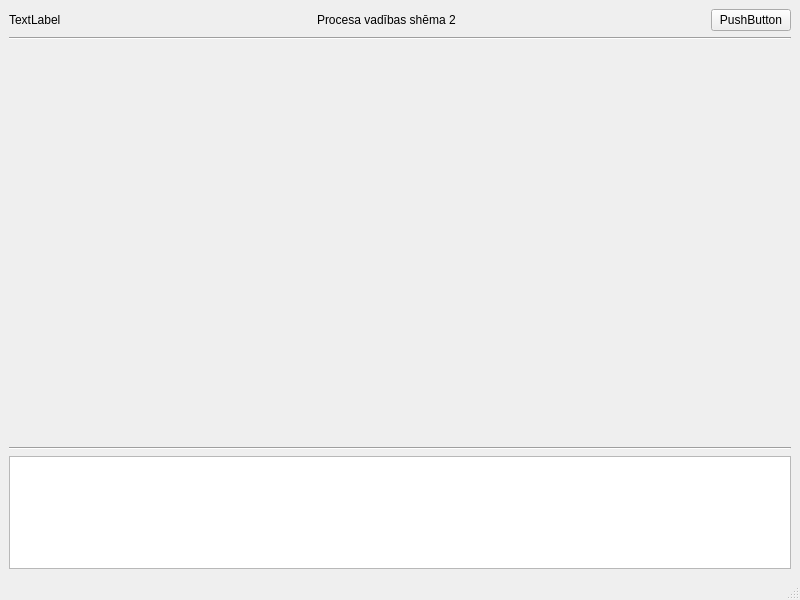
Above: procui2.ui from kasarkonic/Sauka1 before the change. Below: the same form after it.
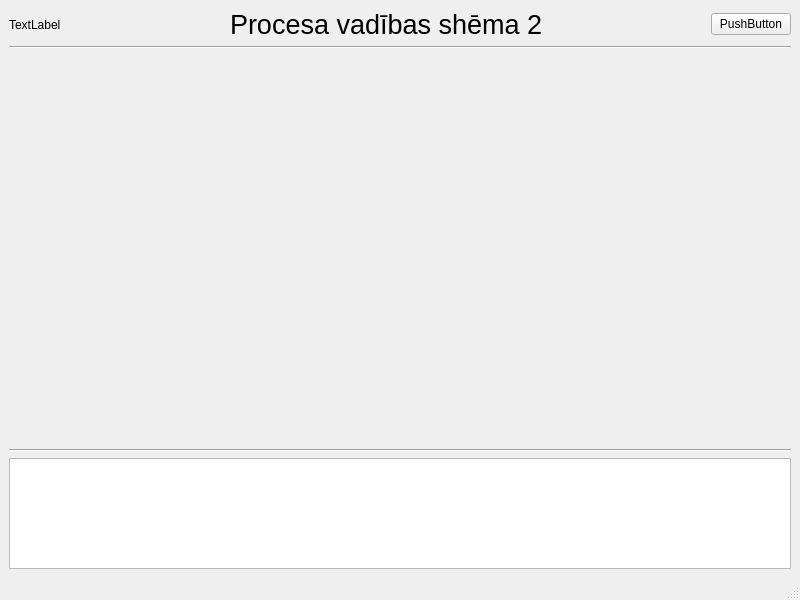
That is the form after the change.

What changed in the file:
```diff
--- a/procui2.ui
+++ b/procui2.ui
@@ -41,6 +41,11 @@
         </item>
         <item>
          <widget class="QLabel" name="label_Heder">
+          <property name="font">
+           <font>
+            <pointsize>20</pointsize>
+           </font>
+          </property>
           <property name="text">
            <string>Procesa vadības shēma 2</string>
           </property>
```
